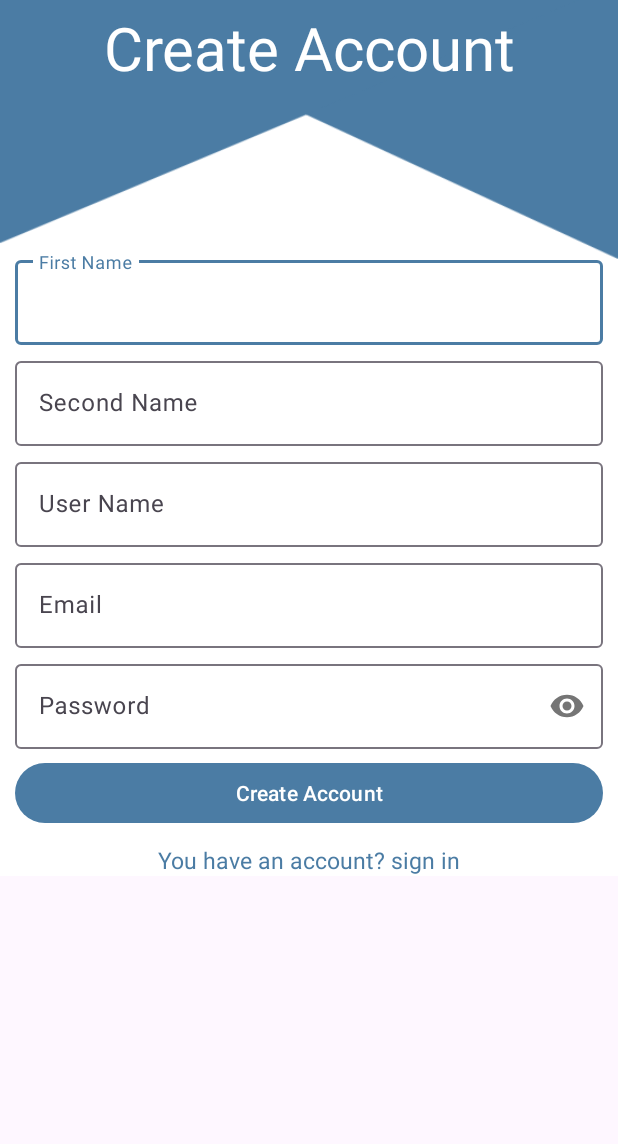
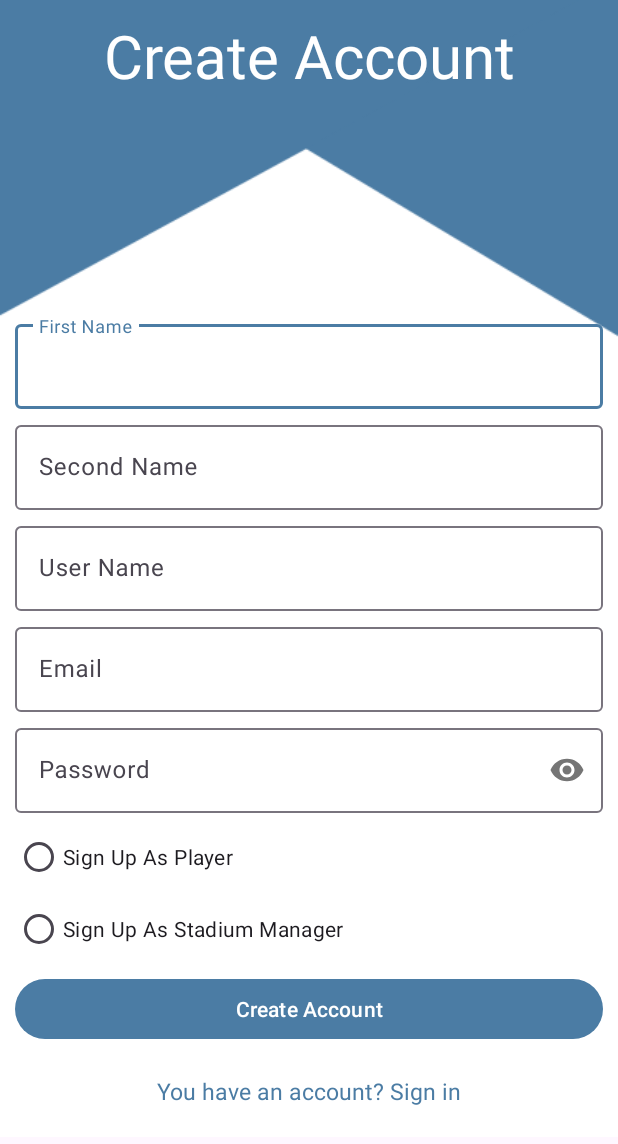
Before and after one commit to BassemAsaad/koraTime, an Android app: the RegisterActivity screen opened directly, with no data from a screen before it, on a phone screen of 412 x 824 dp. Shown: the top 1144 px of the screen. Run offline under Robolectric (Android 15) with nearby library versions, the phone set to English and light mode, and no system bars; our stand-ins replace Firebase (no records; nobody signed in at launch, a user with empty details on screens opened directly), data binding.

Commit message:
register as manager

```diff
--- a/app/src/main/java/com/example/koratime/model/UserModel.kt
+++ b/app/src/main/java/com/example/koratime/model/UserModel.kt
@@ -5,6 +5,7 @@ data class UserModel(
     val firstName:String?=null,
     val secondName:String?=null,
     val userName:String?=null,
+    val nationalID:String?=null,
     val email:String?=null,
     val latitude: Double?=null,
     val longitude: Double?=null,
--- a/app/src/main/java/com/example/koratime/registration/create_account/RegisterActivity.kt
+++ b/app/src/main/java/com/example/koratime/registration/create_account/RegisterActivity.kt
@@ -2,14 +2,16 @@ package com.example.koratime.registration.create_account
 
 import android.content.Intent
 import android.os.Bundle
+import android.view.View
+import androidx.lifecycle.Observer
 import androidx.lifecycle.ViewModelProvider
 import com.example.koratime.basic.BasicActivity
 import com.example.koratime.R
-import com.example.koratime.databinding.ActivityRegisterPlayerBinding
+import com.example.koratime.databinding.ActivityRegisterBinding
 import com.example.koratime.registration.log_in.LoginActivity
 import com.example.koratime.home.HomeActivity
 
-class RegisterActivity : BasicActivity<ActivityRegisterPlayerBinding, RegisterViewModel>(),RegisterNavigator {
+class RegisterActivity : BasicActivity<ActivityRegisterBinding, RegisterViewModel>(),RegisterNavigator {
 
     override fun onCreate(savedInstanceState: Bundle?) {
         super.onCreate(savedInstanceState)
@@ -21,10 +23,33 @@ class RegisterActivity : BasicActivity<ActivityRegisterPlayerBinding, RegisterVi
         dataBinding.registerVM = viewModel
         viewModel.navigator = this
 
+        dataBinding.radioGroupLayout.setOnCheckedChangeListener { group, checkedId ->
+            when (checkedId) {
+                R.id.asPlayer_layout -> {
+                    viewModel.showNationalID.value = false
+                }
+                R.id.asStadiumManager_layout -> {
+                    viewModel.showNationalID.value = true
+                }
+            }
+        }
+
+        viewModel.showNationalID.observe(this, Observer { showNationalID ->
+            dataBinding.nationalIDLayout.visibility = if (showNationalID) View.VISIBLE else View.GONE
+        })
+
+
+
+
     }
 
+
+
+
+
+
     override fun getLayoutID(): Int {
-        return R.layout.activity_register_player
+        return R.layout.activity_register
     }
     override fun initViewModel(): RegisterViewModel {
         return ViewModelProvider(this).get(RegisterViewModel::class.java)
--- a/app/src/main/java/com/example/koratime/registration/create_account/RegisterViewModel.kt
+++ b/app/src/main/java/com/example/koratime/registration/create_account/RegisterViewModel.kt
@@ -2,6 +2,7 @@ package com.example.koratime.registration.create_account
 
 import android.util.Log
 import androidx.databinding.ObservableField
+import androidx.lifecycle.MutableLiveData
 import com.example.koratime.basic.BasicViewModel
 import com.example.koratime.database.addUser_toFirestore
 import com.example.koratime.model.UserModel
@@ -24,7 +25,23 @@ class RegisterViewModel : BasicViewModel<RegisterNavigator>() {
     val password = ObservableField<String>()
     val passwordError = ObservableField<String>()
 
+    val asPlayerRadioButton = ObservableField<Boolean>()
+    val asManagerRadioButton = ObservableField<Boolean>()
+    val radioButtonsError = ObservableField<String>()
+
+    val nationalID = ObservableField<String>()
+    val nationalIDError = ObservableField<String>()
+
     private val auth = Firebase.auth
+
+    val showNationalID = MutableLiveData<Boolean>().apply { value = false }
+
+
+
+
+
+
+
 
 
     fun createAccount(){
@@ -33,9 +50,6 @@ class RegisterViewModel : BasicViewModel<RegisterNavigator>() {
             //create account in firebase
             addAccount_toFirebase()
         }
-
-
-
     }
 
 
@@ -50,7 +64,6 @@ class RegisterViewModel : BasicViewModel<RegisterNavigator>() {
                     showLoading.value = false
                     Log.e("Firebase: ", "account added to firestore")
                     createFirestore_User(task.result.user?.uid)
-
                 }
 
             }
@@ -62,6 +75,7 @@ class RegisterViewModel : BasicViewModel<RegisterNavigator>() {
             firstName = firstName.get(),
             secondName = secondName.get(),
             userName = userName.get(),
+            nationalID= nationalID.get(),
             email = email.get()
         )
         addUser_toFirestore(
@@ -78,8 +92,30 @@ class RegisterViewModel : BasicViewModel<RegisterNavigator>() {
             })
     }
 
+
     fun validation():Boolean {
         var valid = true
+
+
+        // Validate radio button selection
+        if (asPlayerRadioButton.get()==false && asManagerRadioButton.get()==false ) {
+            valid = false
+            radioButtonsError.set("Choose Type")
+
+        } else {
+            // Reset the error message if selection is valid
+             radioButtonsError.set(null)
+        }
+
+        // Validate National ID if the user selected "Sign Up As Stadium Manager"
+    if (asManagerRadioButton.get()==true && nationalID.get().isNullOrBlank()){
+        valid = false
+        nationalIDError.set("Enter National ID")
+    } else if (asManagerRadioButton.get()==true && nationalID.get()?.length !=14)  {
+        nationalIDError.set("Not Correct National ID")
+    } else{
+        nationalIDError.set(null)
+    }
 
         //firstName
         if (firstName.get().isNullOrBlank()){
@@ -124,6 +160,8 @@ class RegisterViewModel : BasicViewModel<RegisterNavigator>() {
             passwordError.set(null)
         }
 
+
+
         return valid
     }
 }
--- a/app/src/main/res/layout/activity_login.xml
+++ b/app/src/main/res/layout/activity_login.xml
@@ -47,7 +47,9 @@
                         android:textSize="40sp"
                         android:textColor="@color/white"
                         android:background="@color/transparent"
-                        android:gravity="center" />
+                        android:gravity="center"
+                        android:padding="10dp"
+                        />
                 </androidx.constraintlayout.widget.ConstraintLayout>
             </com.google.android.material.appbar.MaterialToolbar>
 
--- a/app/src/main/res/layout/activity_register_player.xml
+++ b/app/src/main/res/layout/activity_register.xml
@@ -4,6 +4,7 @@
     xmlns:tools="http://schemas.android.com/tools">
 
     <data>
+        <import type="android.view.View"/>
         <variable
             name="registerVM"
             type="com.example.koratime.registration.create_account.RegisterViewModel"
@@ -48,11 +49,13 @@
                             app:layout_constraintEnd_toEndOf="parent"
                             app:layout_constraintTop_toTopOf="parent"
                             app:layout_constraintBottom_toBottomOf="parent"
-                            android:text="@string/create_account"
+                            android:text= "Create Account"
                             android:textSize="40sp"
                             android:textColor="@color/white"
                             android:background="@color/transparent"
-                            android:gravity="center" />
+                            android:gravity="center"
+                            android:padding="10dp"
+                            />
                     </androidx.constraintlayout.widget.ConstraintLayout>
                 </com.google.android.material.appbar.MaterialToolbar>
 
@@ -131,6 +134,7 @@
                             />
                     </com.google.android.material.textfield.TextInputLayout>
 
+
                     <com.google.android.material.textfield.TextInputLayout
                         android:id="@+id/email_layout"
                         android:layout_width="match_parent"
@@ -168,6 +172,53 @@
 
                             />
                     </com.google.android.material.textfield.TextInputLayout>
+                    <com.google.android.material.textfield.TextInputLayout
+                        android:id="@+id/nationalID_layout"
+                        android:layout_width="match_parent"
+                        android:layout_height="wrap_content"
+                        app:boxBackgroundColor="@color/transparent"
+                        app:error="@{registerVM.nationalIDError}"
+                        android:visibility="gone"
+                        >
+                        <EditText
+                            android:layout_width="match_parent"
+                            android:layout_height="match_parent"
+                            android:hint="National ID"
+                            android:text="@={registerVM.nationalID}"
+                            android:inputType="number"
+                            />
+                    </com.google.android.material.textfield.TextInputLayout>
+
+                    <RadioGroup
+                        android:id="@+id/radioGroup_layout"
+                        android:layout_width="wrap_content"
+                        android:layout_height="wrap_content"
+
+                        >
+                        <RadioButton
+                            android:id="@+id/asPlayer_layout"
+                            android:layout_width="wrap_content"
+                            android:layout_height="wrap_content"
+                            android:text="Sign Up As Player"
+                            android:layout_marginTop="5dp"
+                            />
+                        <RadioButton
+                            android:id="@+id/asStadiumManager_layout"
+                            android:layout_width="wrap_content"
+                            android:layout_height="match_parent"
+                            android:text="Sign Up As Stadium Manager"
+                            android:checked="@={registerVM.asManagerRadioButton}"
+                            />
+                    </RadioGroup>
+                    <TextView
+                        android:id="@+id/radioButtonsErrorTextView"
+                        android:layout_width="wrap_content"
+                        android:layout_height="wrap_content"
+                        android:text=""
+                        android:textColor="@color/red"
+                        android:visibility="@{registerVM.radioButtonsError != null ? View.VISIBLE : View.GONE}"
+
+                        />
 
                     <Button
                         android:id="@+id/create_account"
@@ -183,13 +234,13 @@
                         android:id="@+id/log_in"
                         android:layout_width="wrap_content"
                         android:layout_height="wrap_content"
-                        android:text="You have an account? sign in"
+                        android:text="You have an account? Sign in"
                         android:layout_gravity="center"
-                        android:layout_marginTop="10dp"
+                        android:layout_margin="20dp"
                         android:textSize="15sp"
                         android:textColor="@color/primary"
+                        android:layout_marginBottom="40dp"
                         />
-
 
                 </LinearLayout>
             </androidx.constraintlayout.widget.ConstraintLayout>
```
Also changed, not shown: app/src/main/res/layout/activity_register_stadium_manager.xml (deleted, +0 -221 lines).
